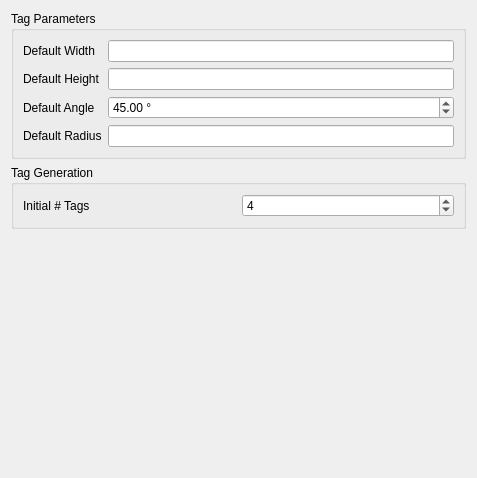
The window that src/Mod/CAM/Gui/Resources/preferences/PathDressupHoldingTags.ui (southseact-3d/fcd) describes before a commit, drawn with Qt 5.
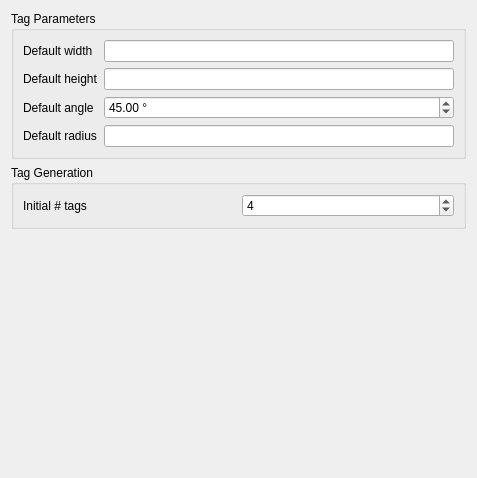
The same window after the commit. Custom widgets are drawn as their Qt base class.

```diff
--- a/src/Mod/CAM/Gui/Resources/preferences/PathDressupHoldingTags.ui
+++ b/src/Mod/CAM/Gui/Resources/preferences/PathDressupHoldingTags.ui
@@ -23,7 +23,7 @@
       <item row="0" column="0">
        <widget class="QLabel" name="label">
         <property name="text">
-         <string>Default Width</string>
+         <string>Default width</string>
         </property>
        </widget>
       </item>
@@ -39,7 +39,7 @@
       <item row="1" column="0">
        <widget class="QLabel" name="label_2">
         <property name="text">
-         <string>Default Height</string>
+         <string>Default height</string>
         </property>
        </widget>
       </item>
@@ -55,7 +55,7 @@
       <item row="2" column="0">
        <widget class="QLabel" name="label_3">
         <property name="text">
-         <string>Default Angle</string>
+         <string>Default angle</string>
         </property>
        </widget>
       </item>
@@ -84,7 +84,7 @@
       <item row="3" column="0">
        <widget class="QLabel" name="label_5">
         <property name="text">
-         <string>Default Radius</string>
+         <string>Default radius</string>
         </property>
        </widget>
       </item>
@@ -109,7 +109,7 @@
       <item row="0" column="0">
        <widget class="QLabel" name="label_4">
         <property name="text">
-         <string>Initial # Tags</string>
+         <string>Initial # tags</string>
         </property>
        </widget>
       </item>
```
Left out of the diff: 4 changed lines with no effect on the pictures.
